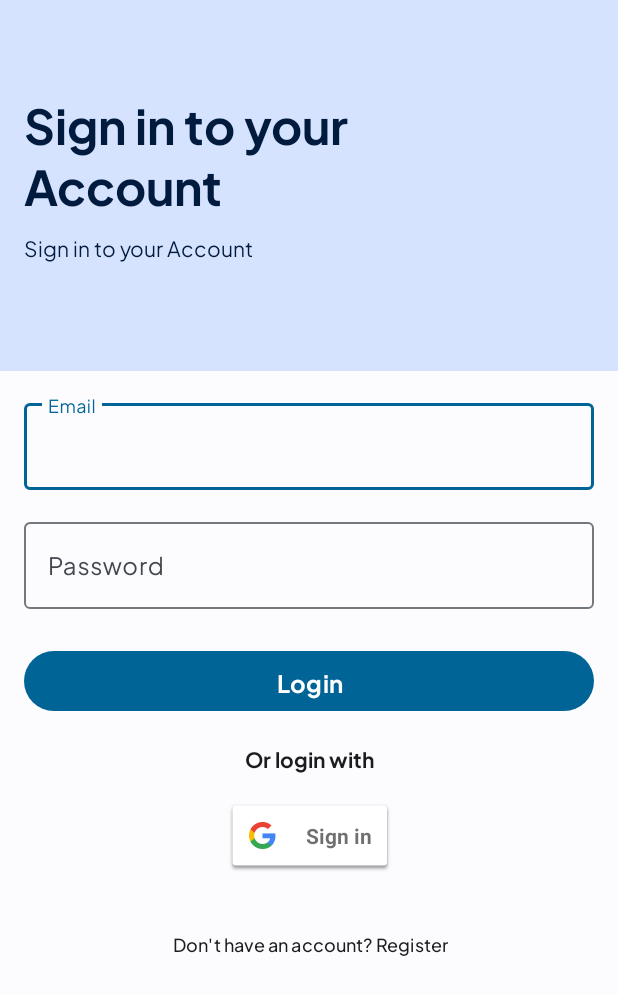
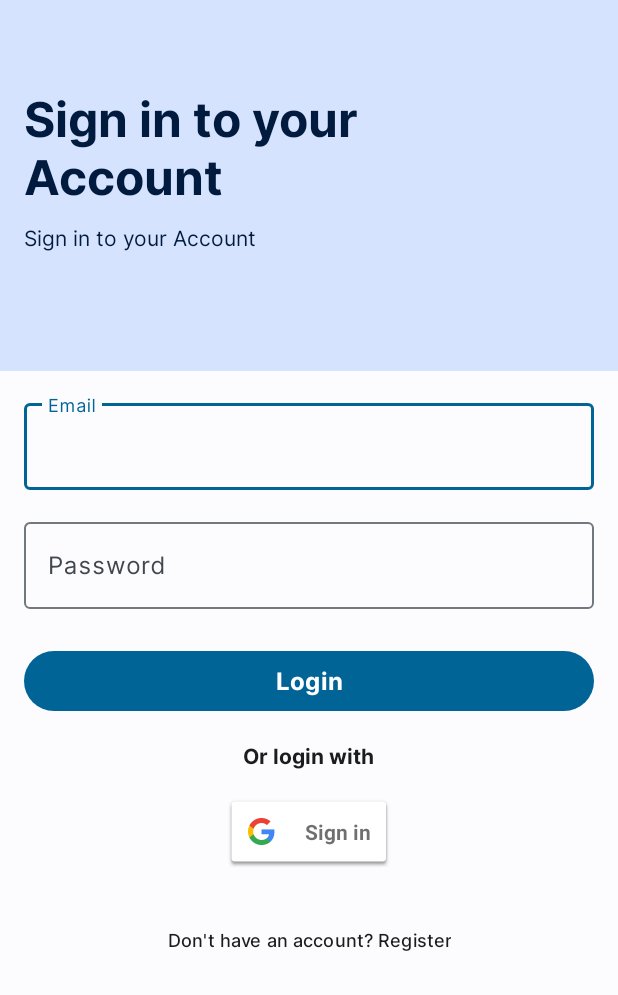
Before and after one commit to dionpouw/EpidermAI, an Android app: the screen it shows after launch (MainActivity), on a phone screen of 412 x 824 dp. Shown: the top 995 px of the screen. Run offline under Robolectric (Android 15) with nearby library versions, the light colour scheme and no system bars; our stand-ins replace Firebase (no records; nobody signed in at launch, a user with empty details on screens opened directly), navigation-ui.

Commit message:
change fonts

```diff
--- a/app/src/main/res/layout/fragment_blog.xml
+++ b/app/src/main/res/layout/fragment_blog.xml
@@ -12,7 +12,7 @@
         android:layout_width="wrap_content"
         android:layout_height="wrap_content"
         android:layout_marginTop="16dp"
-        android:fontFamily="@font/jakarta_sans_bold"
+        android:fontFamily="@font/inter_bold"
         android:text="Amoxsan"
         android:textSize="20sp"
         app:layout_constraintStart_toStartOf="parent"
@@ -24,7 +24,7 @@
         android:layout_height="0dp"
         android:layout_marginTop="8dp"
         android:ellipsize="end"
-        android:fontFamily="@font/jakarta_sans_regular"
+        android:fontFamily="@font/inter_regular"
         android:gravity="start"
         android:maxLines="10"
         android:text="@string/lorem_ipsum"
--- a/app/src/main/res/layout/fragment_disease.xml
+++ b/app/src/main/res/layout/fragment_disease.xml
@@ -22,9 +22,11 @@
     <androidx.recyclerview.widget.RecyclerView
         android:id="@+id/disease_recycler_view"
         android:layout_width="0dp"
-        android:layout_height="wrap_content"
+        android:layout_height="0dp"
+        app:layout_constraintBottom_toBottomOf="parent"
         app:layout_constraintEnd_toEndOf="@id/searchView"
         app:layout_constraintStart_toStartOf="@id/searchView"
+        android:layout_marginTop="8dp"
         app:layout_constraintTop_toBottomOf="@id/searchView"
         tools:listitem="@layout/disease_item" />
 
--- a/app/src/main/res/layout/fragment_login.xml
+++ b/app/src/main/res/layout/fragment_login.xml
@@ -23,7 +23,7 @@
         android:layout_height="wrap_content"
         android:layout_marginStart="16dp"
         android:layout_marginTop="56dp"
-        android:fontFamily="@font/jakarta_sans_bold"
+        android:fontFamily="@font/inter_bold"
         android:text="@string/sign_in_to_your_account_headline"
         android:textColor="?attr/colorOnSecondaryContainer"
         android:textSize="32sp"
@@ -34,7 +34,7 @@
         android:id="@+id/login_subheadline"
         android:layout_width="wrap_content"
         android:layout_height="wrap_content"
-        android:fontFamily="@font/jakarta_sans_regular"
+        android:fontFamily="@font/inter_regular"
         android:paddingTop="8dp"
         android:text="@string/sign_in_to_your_account_sub_headline"
         android:textColor="?attr/colorOnSecondaryContainer"
@@ -66,7 +66,7 @@
             android:id="@+id/email_login_edit_text"
             android:layout_width="match_parent"
             android:layout_height="wrap_content"
-            android:fontFamily="@font/jakarta_sans_regular"
+            android:fontFamily="@font/inter_regular"
             android:hint="@string/email"
             android:inputType="textEmailAddress"
             android:textColor="?attr/colorOnBackground"
@@ -89,7 +89,7 @@
             android:id="@+id/password_login_edit_text"
             android:layout_width="match_parent"
             android:layout_height="wrap_content"
-            android:fontFamily="@font/jakarta_sans_regular"
+            android:fontFamily="@font/inter_regular"
             android:hint="@string/password"
             android:inputType="textPassword"
             android:textColor="?attr/colorOnBackground"
@@ -103,7 +103,7 @@
         android:layout_width="0dp"
         android:layout_height="wrap_content"
         android:layout_marginTop="24sp"
-        android:fontFamily="@font/jakarta_sans_bold"
+        android:fontFamily="@font/inter_bold"
         android:text="@string/login"
         android:textSize="16sp"
         app:layout_constraintEnd_toEndOf="@id/password_login_layout"
@@ -115,7 +115,7 @@
         android:layout_width="wrap_content"
         android:layout_height="wrap_content"
         android:layout_marginTop="16dp"
-        android:fontFamily="@font/jakarta_sans_bold"
+        android:fontFamily="@font/inter_bold"
         android:text="@string/or_login_with"
         android:textColor="?attr/colorOnBackground"
         app:layout_constraintEnd_toEndOf="@+id/login_button"
@@ -137,7 +137,7 @@
         android:layout_width="wrap_content"
         android:layout_height="wrap_content"
         android:layout_marginTop="24sp"
-        android:fontFamily="@font/jakarta_sans_medium"
+        android:fontFamily="@font/inter_medium"
         android:text="@string/go_to_register"
         android:textColor="?attr/colorOnBackground"
         android:textSize="12sp"
--- a/app/src/main/res/layout/fragment_medicine_detail.xml
+++ b/app/src/main/res/layout/fragment_medicine_detail.xml
@@ -23,7 +23,7 @@
         android:layout_width="wrap_content"
         android:layout_height="wrap_content"
         android:layout_marginTop="16dp"
-        android:fontFamily="@font/jakarta_sans_bold"
+        android:fontFamily="@font/inter_bold"
         android:text="Amoxsan"
         android:textSize="20sp"
         app:layout_constraintStart_toStartOf="@id/disease_image"
@@ -35,7 +35,7 @@
         android:layout_height="0dp"
         android:layout_marginTop="8dp"
         android:ellipsize="end"
-        android:fontFamily="@font/jakarta_sans_regular"
+        android:fontFamily="@font/inter_regular"
         android:gravity="start"
         android:maxLines="10"
         android:text="@string/lorem_ipsum"
@@ -57,7 +57,7 @@
         android:layout_width="wrap_content"
         android:layout_height="wrap_content"
         android:layout_marginTop="8dp"
-        android:fontFamily="@font/jakarta_sans_bold"
+        android:fontFamily="@font/inter_bold"
         android:text="@string/other_medicine"
         android:textSize="20sp"
         app:layout_constraintStart_toStartOf="@id/guideline"
```
Also changed, not shown: app/src/main/res/layout/fragment_disease_detail.xml (+3 -4 lines), app/src/main/res/layout/fragment_home.xml (+5 -5 lines), app/src/main/res/layout/fragment_medicine.xml (+5 -3 lines), app/src/main/res/layout/fragment_register.xml (+7 -7 lines), app/src/main/res/layout/fragment_testing.xml (+13 -9 lines), app/src/main/res/font/inter_bold.ttf (added), app/src/main/res/font/inter_extra_bold.ttf (added), app/src/main/res/font/inter_light.ttf (added), app/src/main/res/font/inter_medium.ttf (added), app/src/main/res/font/inter_regular.ttf (added), app/src/main/res/font/jakarta_sans_bold.ttf (deleted), app/src/main/res/font/jakarta_sans_extra_bold.ttf (deleted), app/src/main/res/font/jakarta_sans_italic.ttf (deleted), app/src/main/res/font/jakarta_sans_light.ttf (deleted), 2 more files.
